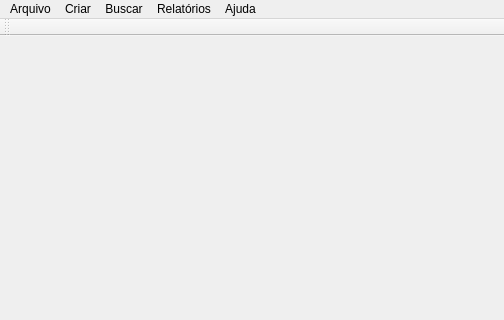
Above: mainwindow.ui from brunosr1985/TCC_NayBru before the change; both pictures show x 0 to 504 and y 0 to 320 of the 504 by 506 pixel window. Below: the same form after it.
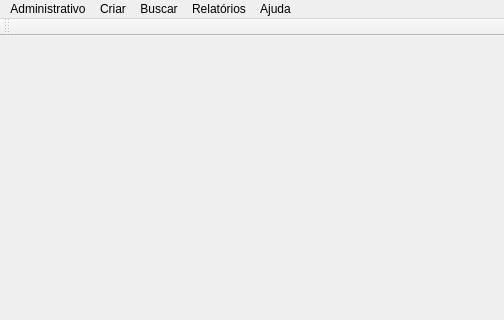
That is the form after the change.

Commit message:
Alterações de layout
Novo menu administrativo e de relatórios

What changed in the file:
```diff
--- a/mainwindow.ui
+++ b/mainwindow.ui
@@ -37,7 +37,7 @@
    </property>
    <widget class="QMenu" name="menuArquivo">
     <property name="title">
-     <string>Arquivo</string>
+     <string>Administrativo</string>
     </property>
     <addaction name="separator"/>
     <addaction name="actionSair"/>
```
Left out of the diff: 32 changed lines with no effect on the pictures.
